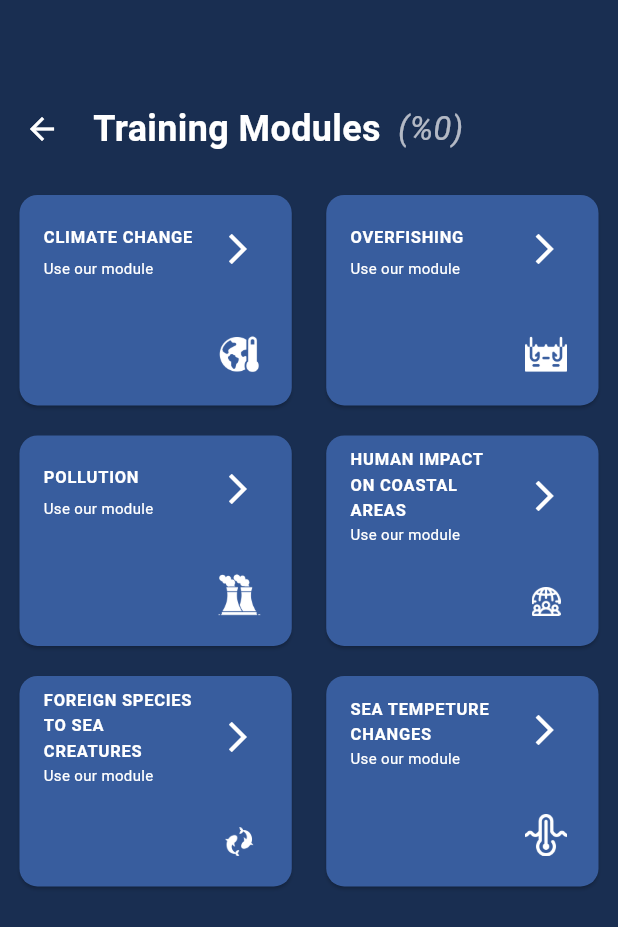
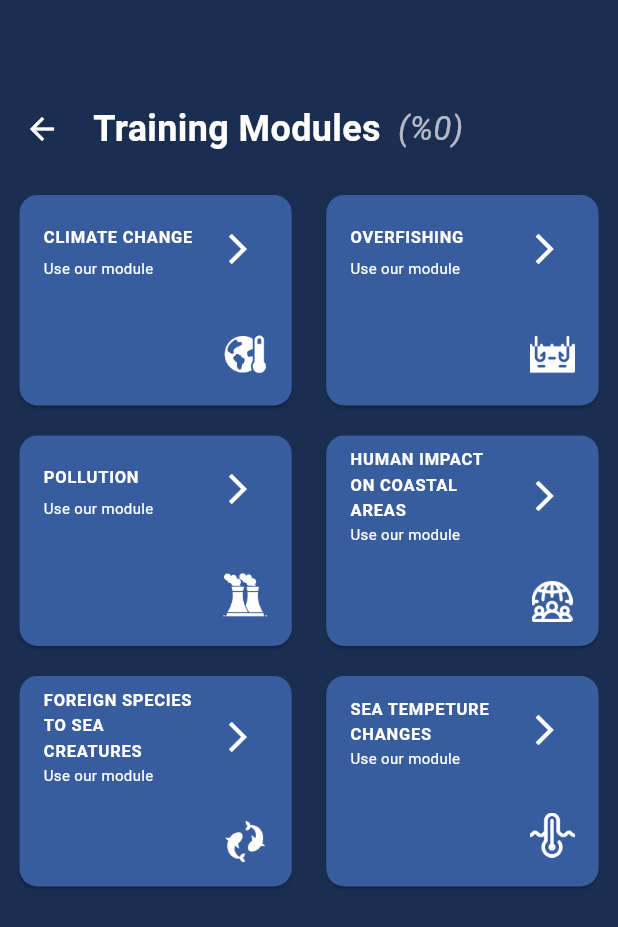
Before and after one commit to GunseliUnsal/fish-radar-solution-challenge, a Flutter app: the EducationPage screen opened directly, on a phone screen of 412 x 824 dp. Shown: the top 927 px of the screen. Run offline on Flutter 3.47's test engine with Material 3 defaults, Android fonts, the phone set to English and light mode, and no system bars; our stand-ins replace animated_notch_bottom_bar, cached_network_image, cloud_firestore, firebase_core, flutter_rating_bar, flutter_widget_from_html and 11 more; missing offline and left inert: dart:ffi, google_gemini; accounts and stored records are empty; generated files the repository leaves out were written again; project files that could hold a hidden picture were left out.

Commit message:
fix module card size, delete unnecessary img files

```diff
--- a/lib/demos/module_page_card.dart
+++ b/lib/demos/module_page_card.dart
@@ -48,7 +48,7 @@
                     ),
                     trailing: const Icon(Icons.arrow_forward_ios_outlined),
                   ),
-                  Flexible(
+                  Expanded(
                     child: Row(
                       children: [
                         Expanded(
@@ -56,7 +56,7 @@
                             alignment: Alignment.centerRight,
                             child: Padding(
                               padding:
-                                  const EdgeInsets.all(20.0), //Remove const
+                                  const EdgeInsets.all(16.0), //Remove const
                               child: rowIcon,
                             ),
                           ),
```
Also changed, not shown: img/fav.png (deleted), img/map.png (deleted).
